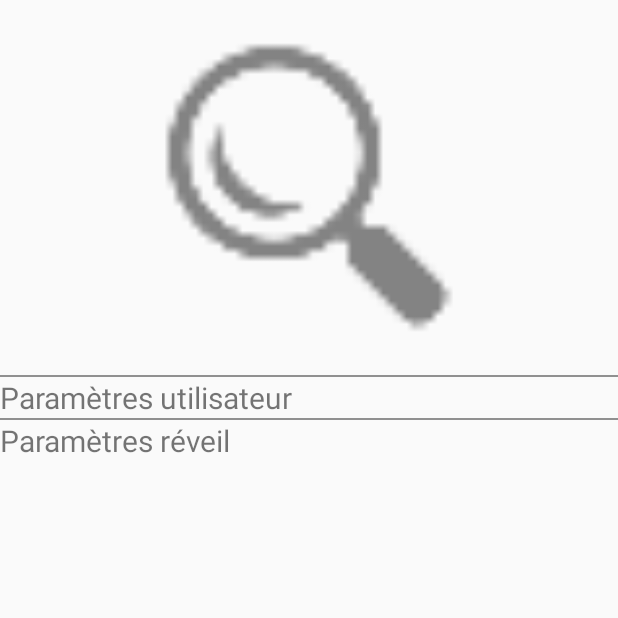
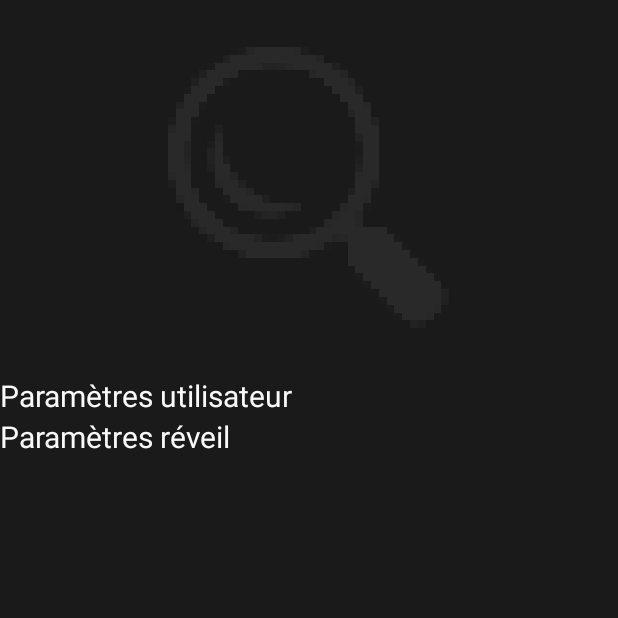
Before and after one commit to JajMeUp/app, an Android app: the ParametresActivity screen opened directly, with no data from a screen before it, on a phone screen of 412 x 824 dp, the top half of it. Run offline under Robolectric (Android 15) with nearby library versions, the phone set to English and light mode, and no system bars; our stand-ins replace Volley; network calls fail.

Commit message:
Interface settings

```diff
--- a/app/src/main/java/com/wakemeup/ektoplasma/valou/wakemeup/activities/ParametresActivity.java
+++ b/app/src/main/java/com/wakemeup/ektoplasma/valou/wakemeup/activities/ParametresActivity.java
@@ -51,6 +51,7 @@ public class ParametresActivity extends /*AppCompat*/Activity {
         super.onCreate(savedInstanceState);
         setContentView(R.layout.parametre);
         mImageView = (ImageView) findViewById(R.id.ProfilePicIV);
+
         ctx = ParametresActivity.this;
 
         String save = PreferenceManager.getDefaultSharedPreferences(this).getString("PhotoPath", "defaultStringIfNothingFound");
--- /dev/null
+++ b/app/src/main/java/com/wakemeup/ektoplasma/valou/wakemeup/drawables/RingImage.java
@@ -0,0 +1,77 @@
+package com.wakemeup.ektoplasma.valou.wakemeup.drawables;
+
+/**
+ * Created by Valentin on 21/05/2017.
+ */
+
+import android.content.Context;
+import android.graphics.Bitmap;
+import android.graphics.Bitmap.Config;
+import android.graphics.Canvas;
+import android.graphics.Color;
+import android.graphics.Paint;
+import android.graphics.PorterDuff.Mode;
+import android.graphics.PorterDuffXfermode;
+import android.graphics.Rect;
+import android.graphics.drawable.BitmapDrawable;
+import android.graphics.drawable.Drawable;
+import android.support.v7.widget.AppCompatImageView;
+import android.util.AttributeSet;
+
+public class RingImage extends AppCompatImageView {
+
+    public RingImage(Context ctx, AttributeSet attrs) {
+        super(ctx, attrs);
+    }
+
+    @Override
+    protected void onDraw(Canvas canvas) {
+
+        Drawable drawable = getDrawable();
+
+        if (drawable == null) {
+            return;
+        }
+
+        if (getWidth() == 0 || getHeight() == 0) {
+            return;
+        }
+        Bitmap b = ((BitmapDrawable) drawable).getBitmap();
+        Bitmap bitmap = b.copy(Bitmap.Config.ARGB_8888, true);
+
+        int w = getWidth(), h = getHeight();
+
+        Bitmap roundBitmap = getRoundedCroppedBitmap(bitmap, w);
+        canvas.drawBitmap(roundBitmap, 0, 0, null);
+
+    }
+
+    public static Bitmap getRoundedCroppedBitmap(Bitmap bitmap, int radius) {
+        Bitmap finalBitmap;
+        if (bitmap.getWidth() != radius || bitmap.getHeight() != radius)
+            finalBitmap = Bitmap.createScaledBitmap(bitmap, radius, radius,
+                    false);
+        else
+            finalBitmap = bitmap;
+        Bitmap output = Bitmap.createBitmap(finalBitmap.getWidth(),
+                finalBitmap.getHeight(), Config.ARGB_8888);
+        Canvas canvas = new Canvas(output);
+
+        final Paint paint = new Paint();
+        final Rect rect = new Rect(0, 0, finalBitmap.getWidth(),
+                finalBitmap.getHeight());
+
+        paint.setAntiAlias(true);
+        paint.setFilterBitmap(true);
+        paint.setDither(true);
+        canvas.drawARGB(0, 0, 0, 0);
+        paint.setColor(Color.parseColor("#BAB399"));
+        canvas.drawCircle(finalBitmap.getWidth() / 2 + 0.7f,
+                finalBitmap.getHeight() / 2 + 0.7f,
+                finalBitmap.getWidth() / 2 + 0.1f, paint);
+        paint.setXfermode(new PorterDuffXfermode(Mode.SRC_IN));
+        canvas.drawBitmap(finalBitmap, rect, rect, paint);
+        return output;
+    }
+
+}
--- a/app/src/main/res/layout/parametre.xml
+++ b/app/src/main/res/layout/parametre.xml
@@ -2,22 +2,71 @@
     xmlns:tools="http://schemas.android.com/tools"
     android:layout_width="match_parent"
     android:layout_height="match_parent"
-    tools:context=".activities.ParametresActivity" >
+    tools:context=".activities.ParametresActivity"
+    android:background="@color/background_general">
 
-    <TableLayout xmlns:android="http://schemas.android.com/apk/res/android"
+    <com.wakemeup.ektoplasma.valou.wakemeup.drawables.RingImage
+        android:id="@+id/ProfilePicIV"
+        android:layout_width="250dp"
+        android:layout_height="250dp"
+        android:layout_centerHorizontal="true"
+        android:src="@drawable/ic_search" />
+
+   <!-- <ImageView
+        android:id="@+id/user_settings"
+        android:layout_width="200dp"
+        android:layout_height="200dp"
+        android:src="@drawable/ic_user"
+        android:layout_below="@id/ProfilePicIV"/>
+
+    <ImageView
+        android:id="@+id/clock_settings"
+        android:layout_width="200dp"
+        android:layout_height="200dp"
+        android:src="@drawable/ic_gears"
+        android:layout_below="@id/ProfilePicIV"
+        android:layout_alignParentRight="true"/>-->
+    <TextView
+        android:id="@+id/user_settings"
+        android:layout_width="wrap_content"
+        android:layout_height="wrap_content"
+        android:text="Paramètres utilisateur"
+        android:textSize="20sp"
+        android:clickable="true"
+        android:layout_below="@id/ProfilePicIV"
+        android:textColor="@color/text_primary"/>
+
+    <TextView
+        android:id="@+id/clock_settings"
+        android:layout_width="wrap_content"
+        android:layout_height="wrap_content"
+        android:text="Paramètres réveil"
+        android:textSize="20sp"
+        android:clickable="true"
+        android:layout_below="@id/user_settings"
+        android:textColor="@color/text_primary"/>
+
+  <!--  <TableLayout xmlns:android="http://schemas.android.com/apk/res/android"
         android:layout_width="fill_parent"
 
         android:layout_height="fill_parent"
 
+        android:gravity="center_horizontal"
+
         android:stretchColumns="1">
 
-        <ImageView
-            android:id="@+id/ProfilePicIV"
-            android:layout_width="250dp"
-            android:layout_height="250dp"
-            android:layout_centerInParent="true"
-            android:src="@drawable/ic_search"
-            />
+        <LinearLayout
+            android:layout_centerInParent="true">
+
+            <com.wakemeup.ektoplasma.valou.wakemeup.drawables.RingImage
+                android:id="@+id/ProfilePicIV"
+                android:layout_width="wrap_content"
+                android:layout_height="wrap_content"
+                android:layout_centerInParent="true"
+                android:src="@drawable/ic_search" />
+
+        </LinearLayout>
+
         <View
             android:layout_height="1dip"
             android:background="#FF909090" />
@@ -42,6 +91,6 @@
             android:textSize="20sp"
             android:clickable="true"/>
 
-    </TableLayout>
+    </TableLayout>-->
 
 </RelativeLayout>
```
Also changed, not shown: app/src/main/res/drawable-hdpi/ic_gears.png (added), app/src/main/res/drawable-hdpi/ic_user.png (added), app/src/main/res/drawable-mdpi/ic_gears.png (added), app/src/main/res/drawable-mdpi/ic_user.png (added), app/src/main/res/drawable-xhdpi/ic_gears.png (added), app/src/main/res/drawable-xhdpi/ic_user.png (added), app/src/main/res/drawable-xxhdpi/ic_gears.png (added), app/src/main/res/drawable-xxhdpi/ic_user.png (added).
